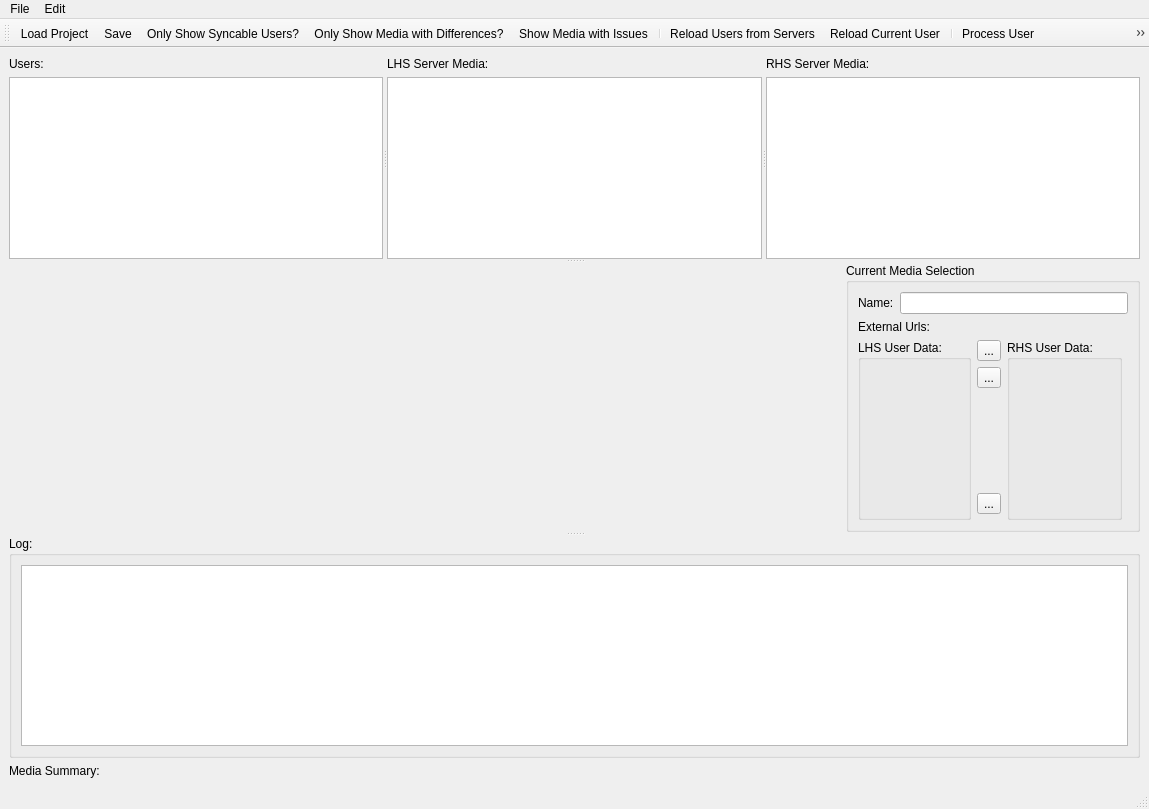
towel42-com/EmbySync, file UI/MainWindow.ui: the form before one commit.
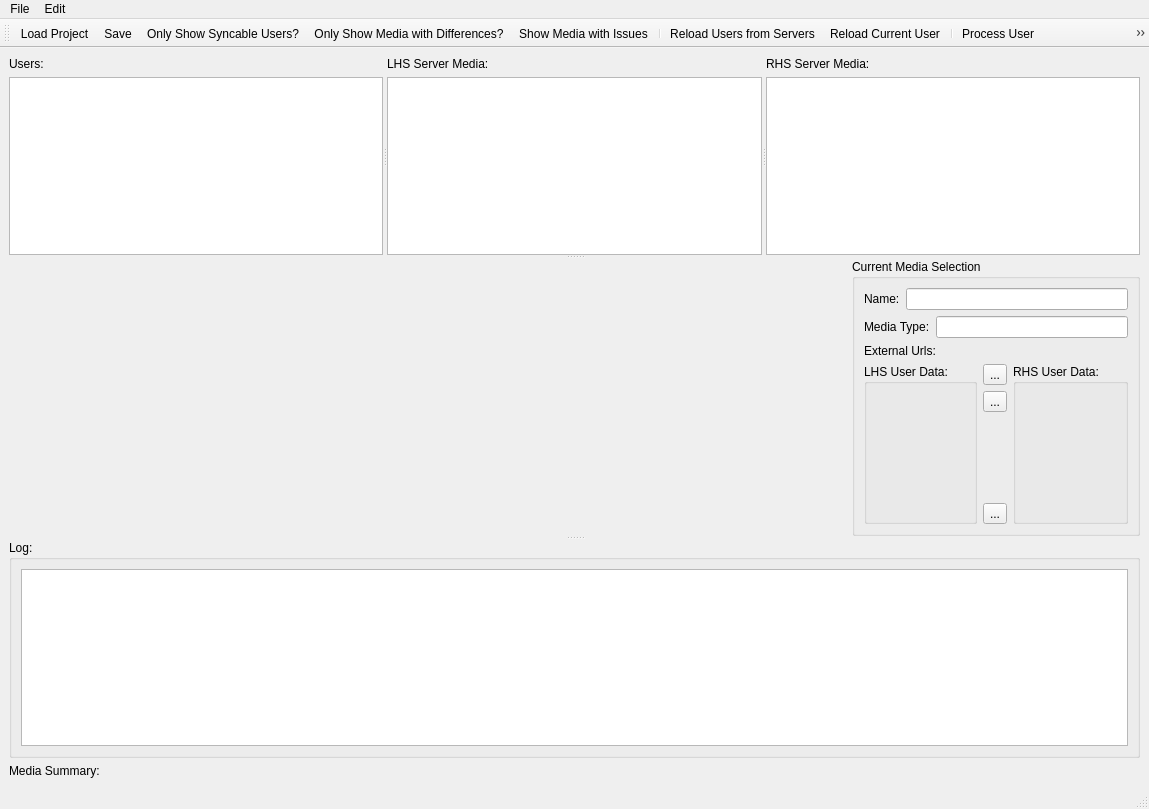
The form after the commit. Icons and pictures are not drawn. Custom widgets are drawn as their Qt base class.

Commit message: Support for connected names and users with different names on lhs and rhs server

```diff
--- a/UI/MainWindow.ui
+++ b/UI/MainWindow.ui
@@ -139,7 +139,17 @@
            <string>Current Media Selection</string>
           </property>
           <layout class="QGridLayout" name="gridLayout">
-           <item row="2" column="0" rowspan="5">
+           <item row="2" column="0">
+            <widget class="QLabel" name="externalUrls">
+             <property name="text">
+              <string>External Urls:</string>
+             </property>
+             <property name="openExternalLinks">
+              <bool>true</bool>
+             </property>
+            </widget>
+           </item>
+           <item row="3" column="0" rowspan="4">
             <widget class="CMediaUserDataWidget" name="lhsUserMediaData">
              <property name="title">
               <string>LHS User Data:</string>
@@ -147,6 +157,24 @@
             </widget>
            </item>
            <item row="3" column="1">
+            <widget class="QToolButton" name="applyToRight">
+             <property name="text">
+              <string>...</string>
+             </property>
+             <property name="icon">
+              <iconset resource="EmbySync.qrc">
+               <normaloff>:/resources/arrowright.png</normaloff>:/resources/arrowright.png</iconset>
+             </property>
+            </widget>
+           </item>
+           <item row="3" column="2" rowspan="4">
+            <widget class="CMediaUserDataWidget" name="rhsUserMediaData">
+             <property name="title">
+              <string>RHS User Data:</string>
+             </property>
+            </widget>
+           </item>
+           <item row="4" column="1">
             <widget class="QToolButton" name="applyToLeft">
              <property name="text">
               <string>...</string>
@@ -157,7 +185,7 @@
              </property>
             </widget>
            </item>
-           <item row="4" column="1">
+           <item row="5" column="1">
             <spacer name="verticalSpacer">
              <property name="orientation">
               <enum>Qt::Vertical</enum>
@@ -170,7 +198,18 @@
              </property>
             </spacer>
            </item>
-           <item row="0" column="0" colspan="4">
+           <item row="6" column="1">
+            <widget class="QToolButton" name="uploadUserMediaData">
+             <property name="text">
+              <string>...</string>
+             </property>
+             <property name="icon">
+              <iconset resource="EmbySync.qrc">
+               <normaloff>:/resources/upload.png</normaloff>:/resources/upload.png</iconset>
+             </property>
+            </widget>
+           </item>
+           <item row="0" column="0" colspan="3">
             <layout class="QHBoxLayout" name="horizontalLayout">
              <item>
               <widget class="QLabel" name="label">
@@ -188,44 +227,23 @@
              </item>
             </layout>
            </item>
-           <item row="5" column="1">
-            <widget class="QToolButton" name="uploadUserMediaData">
-             <property name="text">
-              <string>...</string>
-             </property>
-             <property name="icon">
-              <iconset resource="EmbySync.qrc">
-               <normaloff>:/resources/upload.png</normaloff>:/resources/upload.png</iconset>
-             </property>
-            </widget>
-           </item>
-           <item row="2" column="2" rowspan="5">
-            <widget class="CMediaUserDataWidget" name="rhsUserMediaData">
-             <property name="title">
-              <string>RHS User Data:</string>
-             </property>
-            </widget>
-           </item>
-           <item row="2" column="1">
-            <widget class="QToolButton" name="applyToRight">
-             <property name="text">
-              <string>...</string>
-             </property>
-             <property name="icon">
-              <iconset resource="EmbySync.qrc">
-               <normaloff>:/resources/arrowright.png</normaloff>:/resources/arrowright.png</iconset>
-             </property>
-            </widget>
-           </item>
            <item row="1" column="0" colspan="3">
-            <widget class="QLabel" name="externalUrls">
-             <property name="text">
-              <string>External Urls:</string>
-             </property>
-             <property name="openExternalLinks">
-              <bool>true</bool>
-             </property>
-            </widget>
+            <layout class="QHBoxLayout" name="horizontalLayout_3">
+             <item>
+              <widget class="QLabel" name="label_2">
+               <property name="text">
+                <string>Media Type:</string>
+               </property>
+              </widget>
+             </item>
+             <item>
+              <widget class="QLineEdit" name="currMediaType">
+               <property name="readOnly">
+                <bool>true</bool>
+               </property>
+              </widget>
+             </item>
+            </layout>
            </item>
           </layout>
          </widget>
```
The commit also changes 2 other files.
